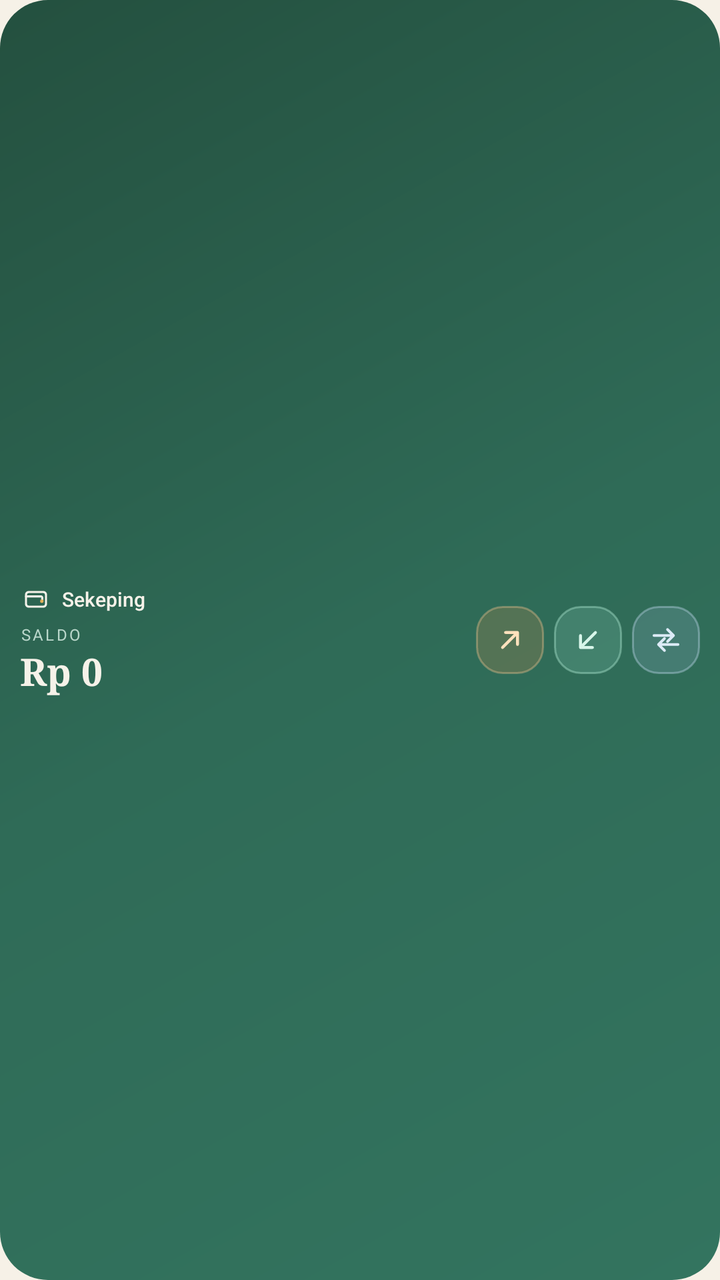
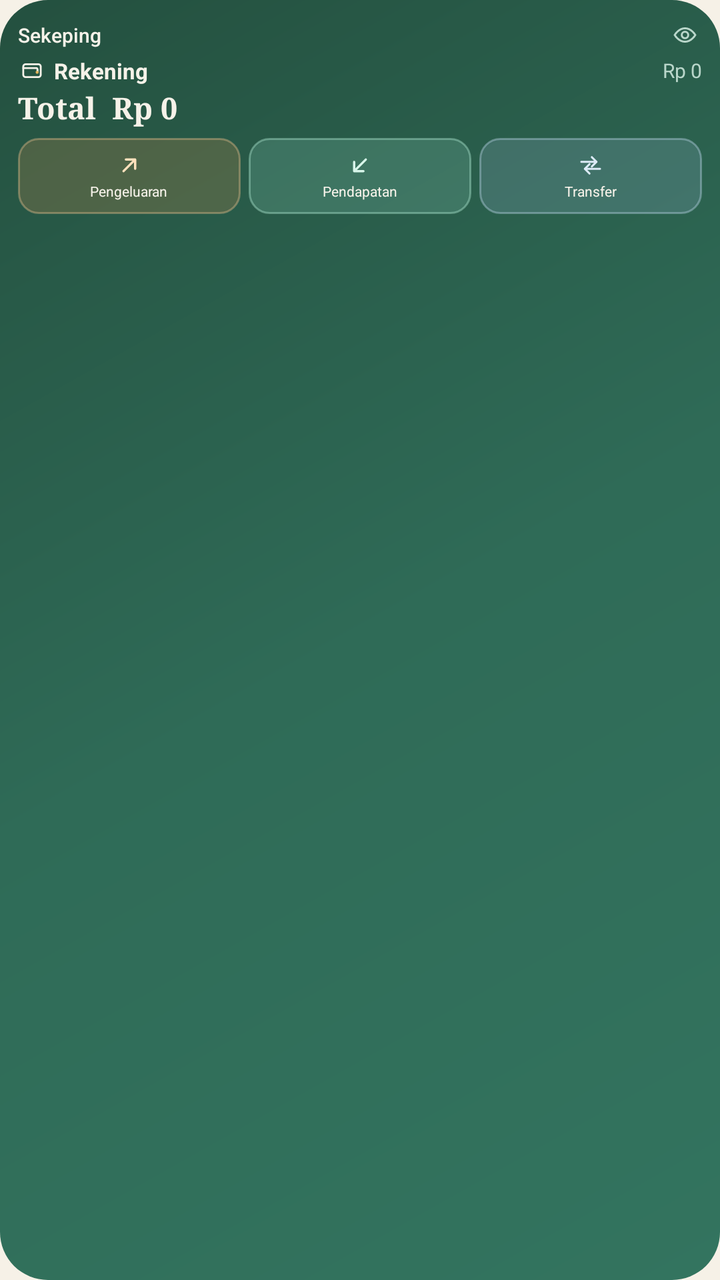

An Android layout rendered at two revisions. The XML below is the earlier revision; the diff shows what the commit changed to produce the second picture.
<!-- AndroidManifest.xml: application theme Theme.Sekeping -->
<!-- res/layout/widget_sekeping_small.xml -->
<?xml version="1.0" encoding="utf-8"?>
<LinearLayout xmlns:android="http://schemas.android.com/apk/res/android"
    android:id="@+id/widget_root"
    android:layout_width="match_parent"
    android:layout_height="match_parent"
    android:background="@drawable/widget_bg"
    android:contentDescription="@string/widget_open"
    android:gravity="center_vertical"
    android:orientation="horizontal"
    android:padding="10dp">

    <LinearLayout
        android:layout_width="0dp"
        android:layout_height="wrap_content"
        android:layout_weight="1"
        android:orientation="vertical">

        <LinearLayout
            android:layout_width="match_parent"
            android:layout_height="wrap_content"
            android:gravity="center_vertical"
            android:orientation="horizontal">

            <ImageView
                android:layout_width="16dp"
                android:layout_height="16dp"
                android:contentDescription="@string/app_name"
                android:src="@drawable/ic_wallet" />

            <TextView
                android:layout_width="wrap_content"
                android:layout_height="wrap_content"
                android:layout_marginStart="5dp"
                android:fontFamily="sans-serif-medium"
                android:text="@string/app_name"
                android:textColor="@color/widget_cream"
                android:textSize="10sp" />

            <TextView
                android:id="@+id/widget_accounts"
                android:layout_width="0dp"
                android:layout_height="wrap_content"
                android:layout_marginStart="6dp"
                android:layout_weight="1"
                android:ellipsize="end"
                android:gravity="end"
                android:maxLines="1"
                android:textColor="@color/widget_muted"
                android:textSize="9sp" />
        </LinearLayout>

        <TextView
            android:id="@+id/widget_caption"
            android:layout_width="match_parent"
            android:layout_height="wrap_content"
            android:layout_marginTop="4dp"
            android:letterSpacing="0.14"
            android:text="@string/widget_caption"
            android:textAllCaps="true"
            android:textColor="@color/widget_muted"
            android:textSize="8sp" />

        <TextView
            android:id="@+id/widget_balance"
            android:layout_width="match_parent"
            android:layout_height="wrap_content"
            android:ellipsize="end"
            android:maxLines="1"
            android:text="Rp 0"
            android:textColor="@color/widget_cream"
            android:textSize="19sp"
            android:fontFamily="serif"
        android:textStyle="bold" />
    </LinearLayout>

    <LinearLayout
        android:layout_width="wrap_content"
        android:layout_height="wrap_content"
        android:layout_marginStart="8dp"
        android:gravity="center_vertical"
        android:orientation="horizontal">

        <ImageView
            android:id="@+id/widget_expense"
            android:layout_width="34dp"
            android:layout_height="34dp"
            android:background="@drawable/widget_btn_expense"
            android:clickable="true"
            android:contentDescription="@string/widget_expense"
            android:focusable="true"
            android:padding="8dp"
            android:src="@drawable/ic_widget_expense"
            android:tint="@color/widget_icon_expense" />

        <ImageView
            android:id="@+id/widget_income"
            android:layout_width="34dp"
            android:layout_height="34dp"
            android:layout_marginStart="5dp"
            android:background="@drawable/widget_btn_income"
            android:clickable="true"
            android:contentDescription="@string/widget_income"
            android:focusable="true"
            android:padding="8dp"
            android:src="@drawable/ic_widget_income"
            android:tint="@color/widget_icon_income" />

        <ImageView
            android:id="@+id/widget_transfer"
            android:layout_width="34dp"
            android:layout_height="34dp"
            android:layout_marginStart="5dp"
            android:background="@drawable/widget_btn_transfer"
            android:clickable="true"
            android:contentDescription="@string/widget_transfer"
            android:focusable="true"
            android:padding="8dp"
            android:src="@drawable/ic_widget_transfer"
            android:tint="@color/widget_icon_transfer" />
    </LinearLayout>
</LinearLayout>
<!-- resources referenced by this layout -->
<resources>
  <color name="widget_cream">#F6F2E9</color>
  <color name="widget_icon_expense">#FFE1BC</color>
  <color name="widget_icon_income">#D8F6EA</color>
  <color name="widget_icon_transfer">#DCEBF7</color>
  <color name="widget_muted">#B9D6CA</color>
  <!-- drawable widget_bg (drawable) -->
  <?xml version="1.0" encoding="utf-8"?>
  <shape xmlns:android="http://schemas.android.com/apk/res/android"
      android:shape="rectangle">
      <gradient
          android:angle="135"
          android:centerColor="@color/brand"
          android:endColor="@color/brand_dark"
          android:startColor="#33745F"
          android:type="linear" />
      <corners android:radius="24dp" />
  </shape>
  <!-- drawable widget_btn_expense (drawable) -->
  <?xml version="1.0" encoding="utf-8"?>
  <ripple xmlns:android="http://schemas.android.com/apk/res/android"
      android:color="#33FFFFFF">
      <item>
          <shape android:shape="rectangle">
              <solid android:color="#3DC98A4B" />
              <corners android:radius="13dp" />
              <stroke
                  android:width="1dp"
                  android:color="#66E8BE8C" />
          </shape>
      </item>
  </ripple>
  <!-- drawable widget_btn_income (drawable) -->
  <?xml version="1.0" encoding="utf-8"?>
  <ripple xmlns:android="http://schemas.android.com/apk/res/android"
      android:color="#33FFFFFF">
      <item>
          <shape android:shape="rectangle">
              <solid android:color="#338FD8C0" />
              <corners android:radius="13dp" />
              <stroke
                  android:width="1dp"
                  android:color="#66B4EED8" />
          </shape>
      </item>
  </ripple>
  <!-- drawable widget_btn_transfer (drawable) -->
  <?xml version="1.0" encoding="utf-8"?>
  <ripple xmlns:android="http://schemas.android.com/apk/res/android"
      android:color="#33FFFFFF">
      <item>
          <shape android:shape="rectangle">
              <solid android:color="#339DBBD4" />
              <corners android:radius="13dp" />
              <stroke
                  android:width="1dp"
                  android:color="#66BED7EC" />
          </shape>
      </item>
  </ripple>
  <string name="app_name">Sekeping</string>
  <string name="widget_caption">Saldo</string>
  <string name="widget_expense">Pengeluaran</string>
  <string name="widget_income">Pendapatan</string>
  <string name="widget_open">Buka Sekeping</string>
  <string name="widget_transfer">Transfer</string>
  <style name="Theme.Sekeping" parent="Theme.AppCompat.DayNight.NoActionBar">
          <item name="colorPrimary">@color/brand</item>
          <item name="colorPrimaryDark">@color/paper</item>
          <item name="colorAccent">@color/accent</item>
          <item name="android:windowBackground">@color/paper</item>
          <item name="android:statusBarColor">@color/paper</item>
          <item name="android:navigationBarColor">@color/paper</item>
          <item name="android:windowLightStatusBar">true</item>
      </style>
  <color name="brand">#2F6B57</color>
  <color name="brand_dark">#24503F</color>
  <color name="paper">#F6F1E7</color>
  <color name="accent">#2F6B57</color>
  <!-- unchanged entries left out for length: 4 -->
</resources>

<!-- the commit's change to res/layout/widget_sekeping_small.xml (unified diff, before → after) -->
@@ -5,117 +5,186 @@
     android:layout_height="match_parent"
     android:background="@drawable/widget_bg"
     android:contentDescription="@string/widget_open"
-    android:gravity="center_vertical"
-    android:orientation="horizontal"
-    android:padding="10dp">
+    android:orientation="vertical"
+    android:padding="9dp">
 
     <LinearLayout
-        android:layout_width="0dp"
+        android:layout_width="match_parent"
         android:layout_height="wrap_content"
-        android:layout_weight="1"
-        android:orientation="vertical">
-
-        <LinearLayout
-            android:layout_width="match_parent"
-            android:layout_height="wrap_content"
-            android:gravity="center_vertical"
-            android:orientation="horizontal">
-
-            <ImageView
-                android:layout_width="16dp"
-                android:layout_height="16dp"
-                android:contentDescription="@string/app_name"
-                android:src="@drawable/ic_wallet" />
-
-            <TextView
-                android:layout_width="wrap_content"
-                android:layout_height="wrap_content"
-                android:layout_marginStart="5dp"
-                android:fontFamily="sans-serif-medium"
-                android:text="@string/app_name"
-                android:textColor="@color/widget_cream"
-                android:textSize="10sp" />
-
-            <TextView
-                android:id="@+id/widget_accounts"
-                android:layout_width="0dp"
-                android:layout_height="wrap_content"
-                android:layout_marginStart="6dp"
-                android:layout_weight="1"
-                android:ellipsize="end"
-                android:gravity="end"
-                android:maxLines="1"
-                android:textColor="@color/widget_muted"
-                android:textSize="9sp" />
-        </LinearLayout>
+        android:gravity="center_vertical"
+        android:orientation="horizontal">
 
         <TextView
-            android:id="@+id/widget_caption"
-            android:layout_width="match_parent"
+            android:layout_width="wrap_content"
             android:layout_height="wrap_content"
-            android:layout_marginTop="4dp"
-            android:letterSpacing="0.14"
-            android:text="@string/widget_caption"
-            android:textAllCaps="true"
-            android:textColor="@color/widget_muted"
-            android:textSize="8sp" />
+            android:fontFamily="sans-serif-medium"
+            android:text="@string/app_name"
+            android:textColor="@color/widget_cream"
+            android:textSize="10sp" />
 
-        <TextView
-            android:id="@+id/widget_balance"
-            android:layout_width="match_parent"
-            android:layout_height="wrap_content"
-            android:ellipsize="end"
-            android:maxLines="1"
-            android:text="Rp 0"
-            android:textColor="@color/widget_cream"
-            android:textSize="19sp"
-            android:fontFamily="serif"
-        android:textStyle="bold" />
+        <View
+            android:layout_width="0dp"
+            android:layout_height="1dp"
+            android:layout_weight="1" />
+
+        <ImageView
+            android:id="@+id/widget_eye"
+            android:layout_width="17dp"
+            android:layout_height="17dp"
+            android:contentDescription="@string/widget_toggle_amounts"
+            android:padding="2dp"
+            android:src="@drawable/ic_eye"
+            android:tint="@color/widget_muted" />
     </LinearLayout>
 
     <LinearLayout
-        android:layout_width="wrap_content"
+        android:layout_width="match_parent"
         android:layout_height="wrap_content"
-        android:layout_marginStart="8dp"
+        android:layout_marginTop="2dp"
         android:gravity="center_vertical"
         android:orientation="horizontal">
 
         <ImageView
+            android:id="@+id/widget_provider_icon"
+            android:layout_width="14dp"
+            android:layout_height="14dp"
+            android:contentDescription="@string/widget_provider"
+            android:src="@drawable/ic_wallet" />
+
+        <TextView
+            android:id="@+id/widget_provider"
+            android:layout_width="0dp"
+            android:layout_height="wrap_content"
+            android:layout_marginStart="4dp"
+            android:layout_weight="1"
+            android:ellipsize="end"
+            android:maxLines="1"
+            android:text="@string/widget_provider"
+            android:textColor="@color/widget_cream"
+            android:textSize="11sp"
+            android:textStyle="bold" />
+
+        <TextView
+            android:id="@+id/widget_provider_balance"
+            android:layout_width="wrap_content"
+            android:layout_height="wrap_content"
+            android:layout_marginStart="6dp"
+            android:ellipsize="end"
+            android:maxLines="1"
+            android:text="Rp 0"
+            android:textColor="@color/widget_muted"
+            android:textSize="10sp" />
+    </LinearLayout>
+
+    <TextView
+        android:id="@+id/widget_total"
+        android:layout_width="match_parent"
+        android:layout_height="wrap_content"
+        android:layout_marginTop="1dp"
+        android:ellipsize="end"
+        android:fontFamily="serif"
+        android:maxLines="1"
+        android:text="Total  Rp 0"
+        android:textColor="@color/widget_cream"
+        android:textSize="15sp"
+        android:textStyle="bold" />
+
+    <LinearLayout
+        android:layout_width="match_parent"
+        android:layout_height="38dp"
+        android:layout_marginTop="5dp"
+        android:orientation="horizontal">
+
+        <LinearLayout
             android:id="@+id/widget_expense"
-            android:layout_width="34dp"
-            android:layout_height="34dp"
+            android:layout_width="0dp"
+            android:layout_height="match_parent"
+            android:layout_marginEnd="4dp"
+            android:layout_weight="1"
             android:background="@drawable/widget_btn_expense"
             android:clickable="true"
             android:contentDescription="@string/widget_expense"
             android:focusable="true"
-            android:padding="8dp"
-            android:src="@drawable/ic_widget_expense"
-            android:tint="@color/widget_icon_expense" />
+            android:gravity="center"
+            android:orientation="vertical">
 
-        <ImageView
+            <ImageView
+                android:layout_width="14dp"
+                android:layout_height="14dp"
+                android:contentDescription="@string/widget_expense"
+                android:src="@drawable/ic_widget_expense"
+                android:tint="@color/widget_icon_expense" />
+
+            <TextView
+                android:id="@+id/widget_expense_label"
+                android:layout_width="wrap_content"
+                android:layout_height="wrap_content"
+                android:layout_marginTop="1dp"
+                android:maxLines="1"
+                android:text="@string/widget_expense"
+                android:textColor="@color/widget_cream"
+                android:textSize="7sp" />
+        </LinearLayout>
+
+        <LinearLayout
             android:id="@+id/widget_income"
-            android:layout_width="34dp"
-            android:layout_height="34dp"
-            android:layout_marginStart="5dp"
+            android:layout_width="0dp"
+            android:layout_height="match_parent"
+            android:layout_marginEnd="4dp"
+            android:layout_weight="1"
             android:background="@drawable/widget_btn_income"
             android:clickable="true"
             android:contentDescription="@string/widget_income"
             android:focusable="true"
-            android:padding="8dp"
-            android:src="@drawable/ic_widget_income"
-            android:tint="@color/widget_icon_income" />
+            android:gravity="center"
+            android:orientation="vertical">
 
-        <ImageView
+            <ImageView
+                android:layout_width="14dp"
+                android:layout_height="14dp"
+                android:contentDescription="@string/widget_income"
+                android:src="@drawable/ic_widget_income"
+                android:tint="@color/widget_icon_income" />
+
+            <TextView
+                android:id="@+id/widget_income_label"
+                android:layout_width="wrap_content"
+                android:layout_height="wrap_content"
+                android:layout_marginTop="1dp"
+                android:maxLines="1"
+                android:text="@string/widget_income"
+                android:textColor="@color/widget_cream"
+                android:textSize="7sp" />
+        </LinearLayout>
+
+        <LinearLayout
             android:id="@+id/widget_transfer"
-            android:layout_width="34dp"
-            android:layout_height="34dp"
-            android:layout_marginStart="5dp"
+            android:layout_width="0dp"
+            android:layout_height="match_parent"
+            android:layout_weight="1"
             android:background="@drawable/widget_btn_transfer"
             android:clickable="true"
             android:contentDescription="@string/widget_transfer"
             android:focusable="true"
-            android:padding="8dp"
-            android:src="@drawable/ic_widget_transfer"
-            android:tint="@color/widget_icon_transfer" />
+            android:gravity="center"
+            android:orientation="vertical">
+
+            <ImageView
+                android:layout_width="14dp"
+                android:layout_height="14dp"
+                android:contentDescription="@string/widget_transfer"
+                android:src="@drawable/ic_widget_transfer"
+                android:tint="@color/widget_icon_transfer" />
+
+            <TextView
+                android:id="@+id/widget_transfer_label"
+                android:layout_width="wrap_content"
+                android:layout_height="wrap_content"
+                android:layout_marginTop="1dp"
+                android:maxLines="1"
+                android:text="@string/widget_transfer"
+                android:textColor="@color/widget_cream"
+                android:textSize="7sp" />
+        </LinearLayout>
     </LinearLayout>
 </LinearLayout>
<!-- resource entries referenced after the edit -->
@@ -5,6 +5,15 @@
   <color name="widget_icon_income">#D8F6EA</color>
   <color name="widget_icon_transfer">#DCEBF7</color>
   <color name="widget_muted">#B9D6CA</color>
+  <!-- drawable ic_eye (drawable) -->
+  <vector xmlns:android="http://schemas.android.com/apk/res/android"
+      android:width="24dp" android:height="24dp"
+      android:viewportWidth="24" android:viewportHeight="24">
+      <path android:fillColor="#00000000" android:strokeColor="#FFFFFFFF" android:strokeWidth="1.8"
+          android:pathData="M2.5,12S6,5.8 12,5.8 21.5,12 21.5,12 18,18.2 12,18.2 2.5,12 2.5,12Z" />
+      <path android:fillColor="#00000000" android:strokeColor="#FFFFFFFF" android:strokeWidth="1.8"
+          android:pathData="M12,12m-3,0a3,3 0 1,0 6,0a3,3 0 1,0 -6,0" />
+  </vector>
   <!-- drawable widget_bg (drawable) -->
   <?xml version="1.0" encoding="utf-8"?>
   <shape xmlns:android="http://schemas.android.com/apk/res/android"
@@ -24,7 +33,7 @@
       <item>
           <shape android:shape="rectangle">
               <solid android:color="#3DC98A4B" />
-              <corners android:radius="13dp" />
+              <corners android:radius="10dp" />
               <stroke
                   android:width="1dp"
                   android:color="#66E8BE8C" />
@@ -38,7 +47,7 @@
       <item>
           <shape android:shape="rectangle">
               <solid android:color="#338FD8C0" />
-              <corners android:radius="13dp" />
+              <corners android:radius="10dp" />
               <stroke
                   android:width="1dp"
                   android:color="#66B4EED8" />
@@ -52,7 +61,7 @@
       <item>
           <shape android:shape="rectangle">
               <solid android:color="#339DBBD4" />
-              <corners android:radius="13dp" />
+              <corners android:radius="10dp" />
               <stroke
                   android:width="1dp"
                   android:color="#66BED7EC" />
@@ -60,10 +69,11 @@
       </item>
   </ripple>
   <string name="app_name">Sekeping</string>
-  <string name="widget_caption">Saldo</string>
   <string name="widget_expense">Pengeluaran</string>
   <string name="widget_income">Pendapatan</string>
   <string name="widget_open">Buka Sekeping</string>
+  <string name="widget_provider">Rekening</string>
+  <string name="widget_toggle_amounts">Sembunyikan atau tampilkan nominal</string>
   <string name="widget_transfer">Transfer</string>
   <style name="Theme.Sekeping" parent="Theme.AppCompat.DayNight.NoActionBar">
           <item name="colorPrimary">@color/brand</item>
